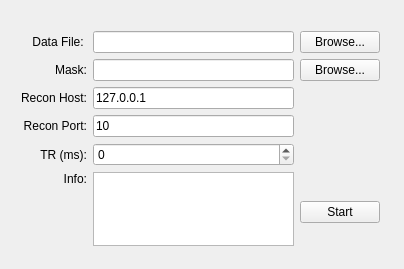
This is API/VirtualMriConsole/mainwindow.ui in MR-algorithms/YAP as Qt 5 draws it before an edit. The edited form follows.
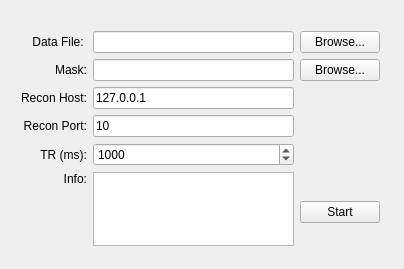
This is the edited form.

Patch:
```diff
--- a/API/VirtualMriConsole/mainwindow.ui
+++ b/API/VirtualMriConsole/mainwindow.ui
@@ -35,7 +35,14 @@
       </widget>
      </item>
      <item row="4" column="1">
-      <widget class="QSpinBox" name="editTR"/>
+      <widget class="QSpinBox" name="editTR">
+       <property name="maximum">
+        <number>99999</number>
+       </property>
+       <property name="value">
+        <number>1000</number>
+       </property>
+      </widget>
      </item>
      <item row="1" column="2">
       <widget class="QPushButton" name="buttonBrowseMask">
```
